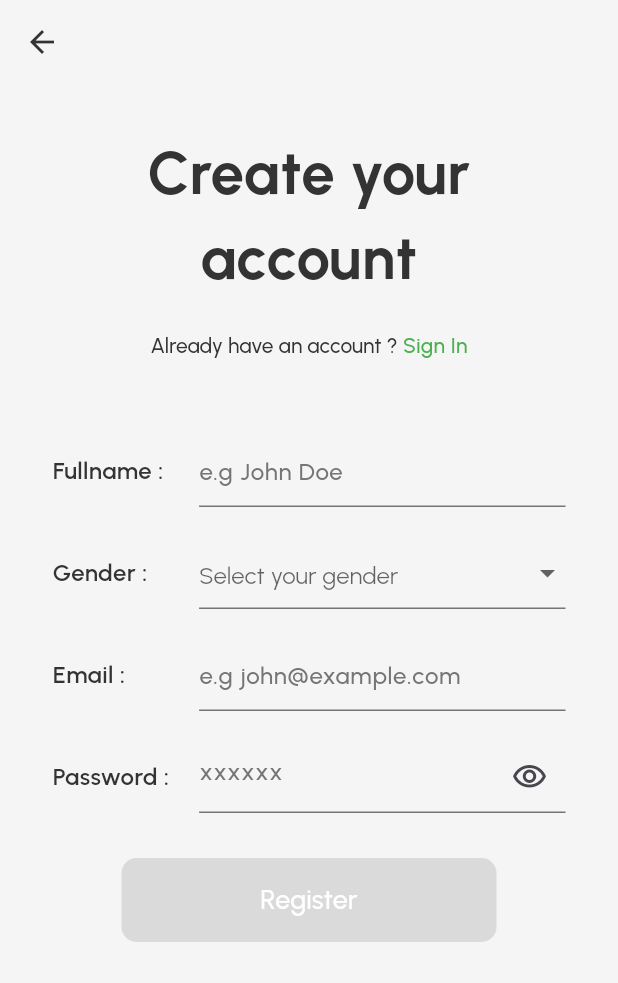
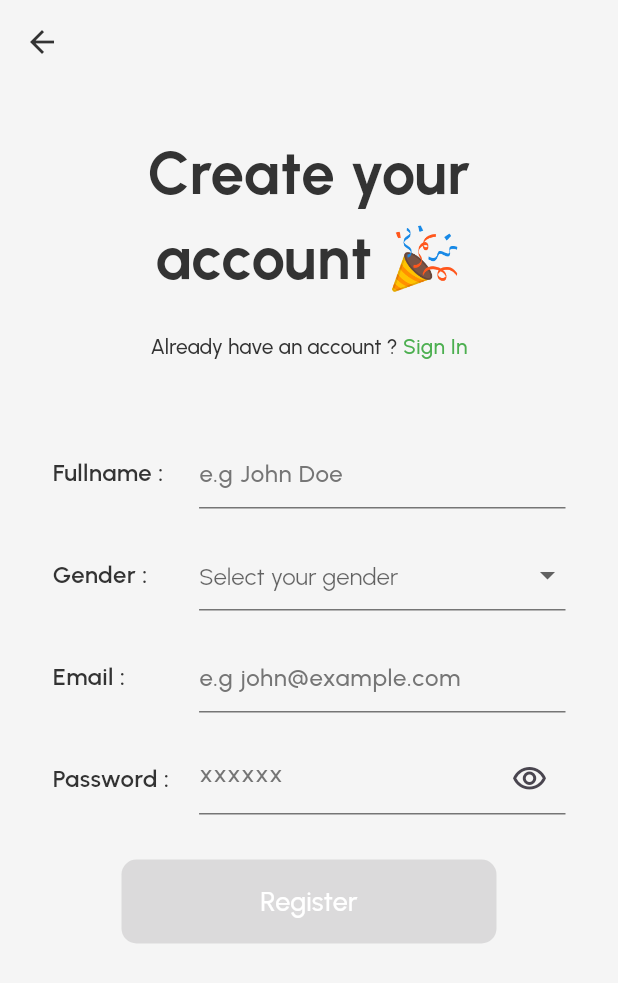
Before and after one commit to tade-dev/how_much_app, a Flutter app: the CreateAccountScreen screen opened by its route, on a phone screen of 412 x 824 dp. Shown: the top 983 px of the screen. Run offline on Flutter 3.47's test engine with Material 3 defaults, Android fonts, the phone set to English and light mode, and no system bars; our stand-ins replace auto_route, auto_size_text, bloc, dartz, dio, equatable and 15 more.

```diff
--- a/lib/views/auth/create_account.dart
+++ b/lib/views/auth/create_account.dart
@@ -36,7 +36,7 @@ class CreateAccountScreen extends StatelessWidget {
                         height: 30,
                       ),
                       Text(
-                        "Create your\naccount",
+                        "Create your\naccount 🎉",
                         textAlign: TextAlign.center,
                         style:
                             getBoldStyle(color: ColorsX.textColor, fontSize: 40),
```
Also changed, not shown: lib/core/di/injectable.config.dart, 3 other files.
